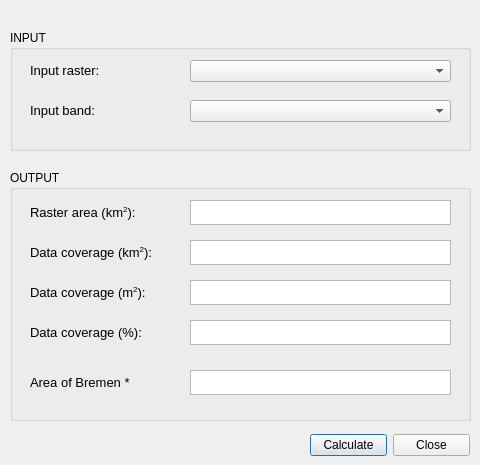
Before: the Qt Designer form ui/RasterCoverage.ui in simondreutter/cruisetools, drawn with Qt 5.
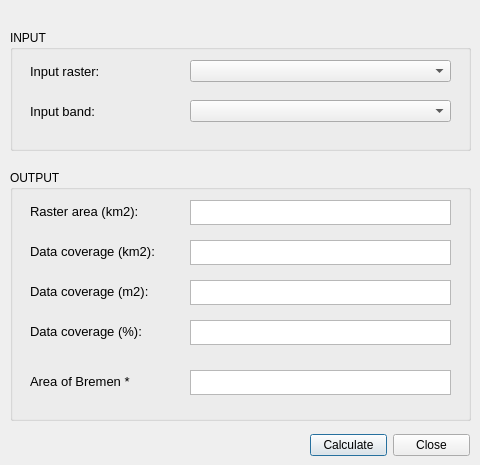
After: the same form once the commit is applied.

Diff of the .ui file:
```diff
--- a/ui/RasterCoverage.ui
+++ b/ui/RasterCoverage.ui
@@ -28,32 +28,6 @@
       <property name="title">
        <string>INPUT</string>
       </property>
-      <widget class="QLabel" name="label">
-       <property name="geometry">
-        <rect>
-         <x>20</x>
-         <y>70</y>
-         <width>141</width>
-         <height>22</height>
-        </rect>
-       </property>
-       <property name="text">
-        <string>&lt;html&gt;&lt;head/&gt;&lt;body&gt;&lt;p&gt;&lt;span style=&quot; font-size:10pt;&quot;&gt;Input band:&lt;/span&gt;&lt;/p&gt;&lt;/body&gt;&lt;/html&gt;</string>
-       </property>
-      </widget>
-      <widget class="QLabel" name="label_2">
-       <property name="geometry">
-        <rect>
-         <x>20</x>
-         <y>30</y>
-         <width>141</width>
-         <height>22</height>
-        </rect>
-       </property>
-       <property name="text">
-        <string>&lt;html&gt;&lt;head/&gt;&lt;body&gt;&lt;p&gt;&lt;span style=&quot; font-size:10pt;&quot;&gt;Input raster:&lt;/span&gt;&lt;/p&gt;&lt;/body&gt;&lt;/html&gt;</string>
-       </property>
-      </widget>
       <widget class="QComboBox" name="comboBoxInputRaster">
        <property name="geometry">
         <rect>
@@ -86,6 +60,42 @@
         </sizepolicy>
        </property>
       </widget>
+      <widget class="QLabel" name="labelRaster">
+       <property name="geometry">
+        <rect>
+         <x>20</x>
+         <y>30</y>
+         <width>151</width>
+         <height>22</height>
+        </rect>
+       </property>
+       <property name="font">
+        <font>
+         <pointsize>10</pointsize>
+        </font>
+       </property>
+       <property name="text">
+        <string>Input raster:</string>
+       </property>
+      </widget>
+      <widget class="QLabel" name="labelBand">
+       <property name="geometry">
+        <rect>
+         <x>20</x>
+         <y>70</y>
+         <width>151</width>
+         <height>22</height>
+        </rect>
+       </property>
+       <property name="font">
+        <font>
+         <pointsize>10</pointsize>
+        </font>
+       </property>
+       <property name="text">
+        <string>Input band:</string>
+       </property>
+      </widget>
      </widget>
     </item>
    </layout>
@@ -105,28 +115,6 @@
       <property name="title">
        <string>OUTPUT</string>
       </property>
-      <widget class="QLabel" name="label_3">
-       <property name="geometry">
-        <rect>
-         <x>20</x>
-         <y>30</y>
-         <width>131</width>
-         <height>25</height>
-        </rect>
-       </property>
-       <property name="sizePolicy">
-        <sizepolicy hsizetype="Fixed" vsizetype="Fixed">
-         <horstretch>0</horstretch>
-         <verstretch>0</verstretch>
-        </sizepolicy>
-       </property>
-       <property name="toolTip">
-        <string>&lt;html&gt;&lt;head/&gt;&lt;body&gt;&lt;p&gt;Area of entire raster dataset (including NaN values)&lt;/p&gt;&lt;/body&gt;&lt;/html&gt;</string>
-       </property>
-       <property name="text">
-        <string>&lt;html&gt;&lt;head/&gt;&lt;body&gt;&lt;p&gt;&lt;span style=&quot; font-size:10pt;&quot;&gt;Raster area (km&lt;/span&gt;&lt;span style=&quot; font-size:10pt; vertical-align:super;&quot;&gt;2&lt;/span&gt;&lt;span style=&quot; font-size:10pt;&quot;&gt;):&lt;/span&gt;&lt;/p&gt;&lt;/body&gt;&lt;/html&gt;</string>
-       </property>
-      </widget>
       <widget class="QTextEdit" name="textRasterAreaKilometer">
        <property name="geometry">
         <rect>
@@ -180,38 +168,6 @@
         <bool>true</bool>
        </property>
       </widget>
-      <widget class="QLabel" name="label_4">
-       <property name="geometry">
-        <rect>
-         <x>20</x>
-         <y>70</y>
-         <width>131</width>
-         <height>25</height>
-        </rect>
-       </property>
-       <property name="toolTip">
-        <string>&lt;html&gt;&lt;head/&gt;&lt;body&gt;&lt;p&gt;Area of valid data values (no NaN)&lt;/p&gt;&lt;/body&gt;&lt;/html&gt;</string>
-       </property>
-       <property name="text">
-        <string>&lt;html&gt;&lt;head/&gt;&lt;body&gt;&lt;p&gt;&lt;span style=&quot; font-size:10pt;&quot;&gt;Data coverage (km&lt;/span&gt;&lt;span style=&quot; font-size:10pt; vertical-align:super;&quot;&gt;2&lt;/span&gt;&lt;span style=&quot; font-size:10pt;&quot;&gt;):&lt;/span&gt;&lt;/p&gt;&lt;/body&gt;&lt;/html&gt;</string>
-       </property>
-      </widget>
-      <widget class="QLabel" name="label_5">
-       <property name="geometry">
-        <rect>
-         <x>20</x>
-         <y>150</y>
-         <width>131</width>
-         <height>25</height>
-        </rect>
-       </property>
-       <property name="toolTip">
-        <string>&lt;html&gt;&lt;head/&gt;&lt;body&gt;&lt;p&gt;Percentage of valid data cells in dataset&lt;/p&gt;&lt;/body&gt;&lt;/html&gt;</string>
-       </property>
-       <property name="text">
-        <string>&lt;html&gt;&lt;head/&gt;&lt;body&gt;&lt;p&gt;&lt;span style=&quot; font-size:10pt;&quot;&gt;Data coverage (&lt;/span&gt;&lt;span style=&quot; font-size:10pt;&quot;&gt;%&lt;/span&gt;&lt;span style=&quot; font-size:10pt;&quot;&gt;):&lt;/span&gt;&lt;/p&gt;&lt;/body&gt;&lt;/html&gt;</string>
-       </property>
-      </widget>
       <widget class="QTextEdit" name="textDataCoveragePercentage">
        <property name="geometry">
         <rect>
@@ -234,22 +190,6 @@
         <bool>true</bool>
        </property>
       </widget>
-      <widget class="QLabel" name="label_6">
-       <property name="geometry">
-        <rect>
-         <x>20</x>
-         <y>110</y>
-         <width>131</width>
-         <height>25</height>
-        </rect>
-       </property>
-       <property name="toolTip">
-        <string>&lt;html&gt;&lt;head/&gt;&lt;body&gt;&lt;p&gt;Area of valid data values (no NaN)&lt;/p&gt;&lt;/body&gt;&lt;/html&gt;</string>
-       </property>
-       <property name="text">
-        <string>&lt;html&gt;&lt;head/&gt;&lt;body&gt;&lt;p&gt;&lt;span style=&quot; font-size:10pt;&quot;&gt;Data coverage (m&lt;/span&gt;&lt;span style=&quot; font-size:10pt; vertical-align:super;&quot;&gt;2&lt;/span&gt;&lt;span style=&quot; font-size:10pt;&quot;&gt;):&lt;/span&gt;&lt;/p&gt;&lt;/body&gt;&lt;/html&gt;</string>
-       </property>
-      </widget>
       <widget class="QTextEdit" name="textDataCoverageMeter">
        <property name="geometry">
         <rect>
@@ -272,19 +212,6 @@
         <bool>true</bool>
        </property>
       </widget>
-      <widget class="QLabel" name="label_7">
-       <property name="geometry">
-        <rect>
-         <x>20</x>
-         <y>200</y>
-         <width>151</width>
-         <height>25</height>
-        </rect>
-       </property>
-       <property name="text">
-        <string>&lt;html&gt;&lt;head/&gt;&lt;body&gt;&lt;p&gt;&lt;span style=&quot; font-size:10pt;&quot;&gt;Area of Bremen   *&lt;/span&gt;&lt;/p&gt;&lt;/body&gt;&lt;/html&gt;</string>
-       </property>
-      </widget>
       <widget class="QTextEdit" name="textDataCoverageBremen">
        <property name="geometry">
         <rect>
@@ -304,6 +231,96 @@
         <bool>true</bool>
        </property>
       </widget>
+      <widget class="QLabel" name="labelRasterArea">
+       <property name="geometry">
+        <rect>
+         <x>20</x>
+         <y>30</y>
+         <width>151</width>
+         <height>22</height>
+        </rect>
+       </property>
+       <property name="font">
+        <font>
+         <pointsize>10</pointsize>
+        </font>
+       </property>
+       <property name="text">
+        <string>Raster area (km2):</string>
+       </property>
+      </widget>
+      <widget class="QLabel" name="labelDataCoverageKm2">
+       <property name="geometry">
+        <rect>
+         <x>20</x>
+         <y>70</y>
+         <width>151</width>
+         <height>22</height>
+        </rect>
+       </property>
+       <property name="font">
+        <font>
+         <pointsize>10</pointsize>
+        </font>
+       </property>
+       <property name="text">
+        <string>Data coverage (km2):</string>
+       </property>
+      </widget>
+      <widget class="QLabel" name="labelDataCoverageM2">
+       <property name="geometry">
+        <rect>
+         <x>20</x>
+         <y>110</y>
+         <width>151</width>
+         <height>22</height>
+        </rect>
+       </property>
+       <property name="font">
+        <font>
+         <pointsize>10</pointsize>
+        </font>
+       </property>
+       <property name="text">
+        <string>Data coverage (m2):</string>
+       </property>
+      </widget>
+      <widget class="QLabel" name="labelDataCoveragePerc">
+       <property name="geometry">
+        <rect>
+         <x>20</x>
+         <y>150</y>
+         <width>151</width>
+         <height>22</height>
+        </rect>
+       </property>
+       <property name="font">
+        <font>
+         <pointsize>10</pointsize>
+        </font>
+       </property>
+       <property name="text">
+        <string>Data coverage (%):</string>
+       </property>
+      </widget>
+      <widget class="QLabel" name="labelAreaBremen">
+       <property name="geometry">
+        <rect>
+         <x>20</x>
+         <y>200</y>
+         <width>151</width>
+         <height>22</height>
+        </rect>
+       </property>
+       <property name="font">
+        <font>
+         <pointsize>10</pointsize>
+        </font>
+       </property>
+       <property name="text">
+        <string>Area of Bremen *</string>
+       </property>
+      </widget>
      </widget>
     </item>
    </layout>
```
Left out of the diff: 8 changed lines with no effect on the pictures.
